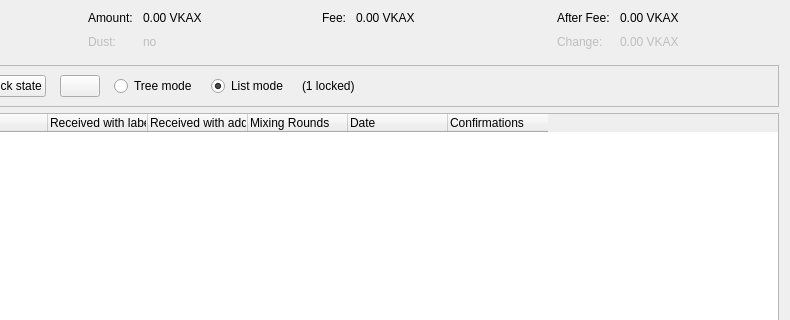
Before: the Qt Designer form src/qt/forms/coincontroldialog.ui in vkaxcore/VKAX, drawn with Qt 5; both pictures show x 164 to 954 and y 0 to 320 of the 954 by 500 pixel window.
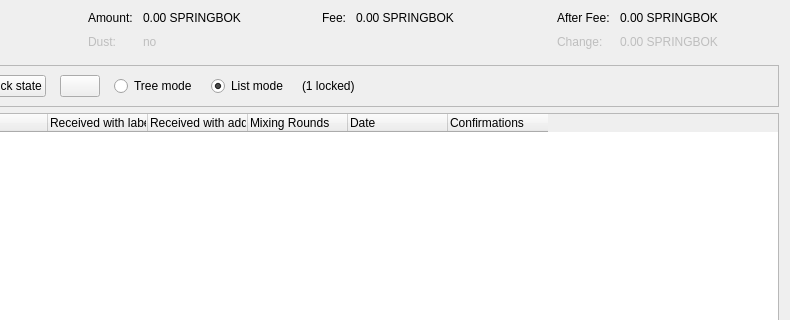
After: the same form once the commit is applied. Custom widgets are drawn as their Qt base class.

```diff
--- a/src/qt/forms/coincontroldialog.ui
+++ b/src/qt/forms/coincontroldialog.ui
@@ -114,7 +114,7 @@
           <enum>Qt::ActionsContextMenu</enum>
          </property>
          <property name="text">
-          <string notr="true">0.00 VKAX</string>
+          <string notr="true">0.00 SPRINGBOK</string>
          </property>
          <property name="textInteractionFlags">
           <set>Qt::LinksAccessibleByMouse|Qt::TextSelectableByKeyboard|Qt::TextSelectableByMouse</set>
@@ -182,7 +182,7 @@
           <enum>Qt::ActionsContextMenu</enum>
          </property>
          <property name="text">
-          <string notr="true">0.00 VKAX</string>
+          <string notr="true">0.00 SPRINGBOK</string>
          </property>
          <property name="textInteractionFlags">
           <set>Qt::LinksAccessibleByMouse|Qt::TextSelectableByKeyboard|Qt::TextSelectableByMouse</set>
@@ -221,7 +221,7 @@
           <enum>Qt::ActionsContextMenu</enum>
          </property>
          <property name="text">
-          <string notr="true">0.00 VKAX</string>
+          <string notr="true">0.00 SPRINGBOK</string>
          </property>
          <property name="textInteractionFlags">
           <set>Qt::LinksAccessibleByMouse|Qt::TextSelectableByKeyboard|Qt::TextSelectableByMouse</set>
@@ -250,7 +250,7 @@
           <enum>Qt::ActionsContextMenu</enum>
          </property>
          <property name="text">
-          <string notr="true">0.00 VKAX</string>
+          <string notr="true">0.00 SPRINGBOK</string>
          </property>
          <property name="textInteractionFlags">
           <set>Qt::LinksAccessibleByMouse|Qt::TextSelectableByKeyboard|Qt::TextSelectableByMouse</set>
```
